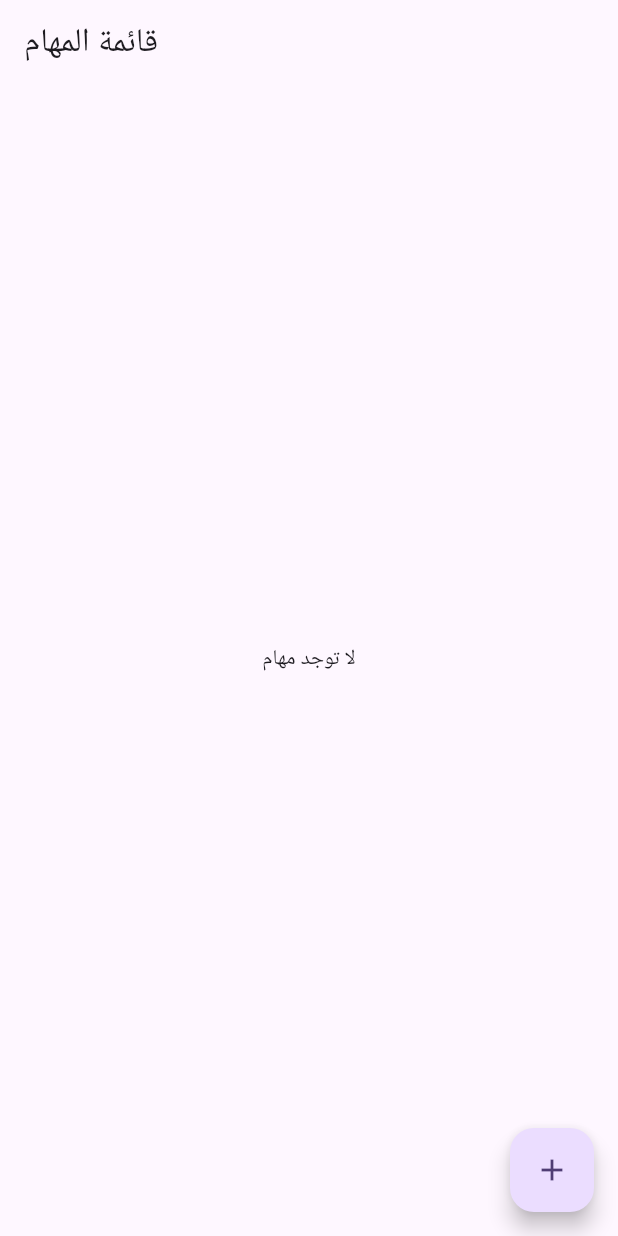
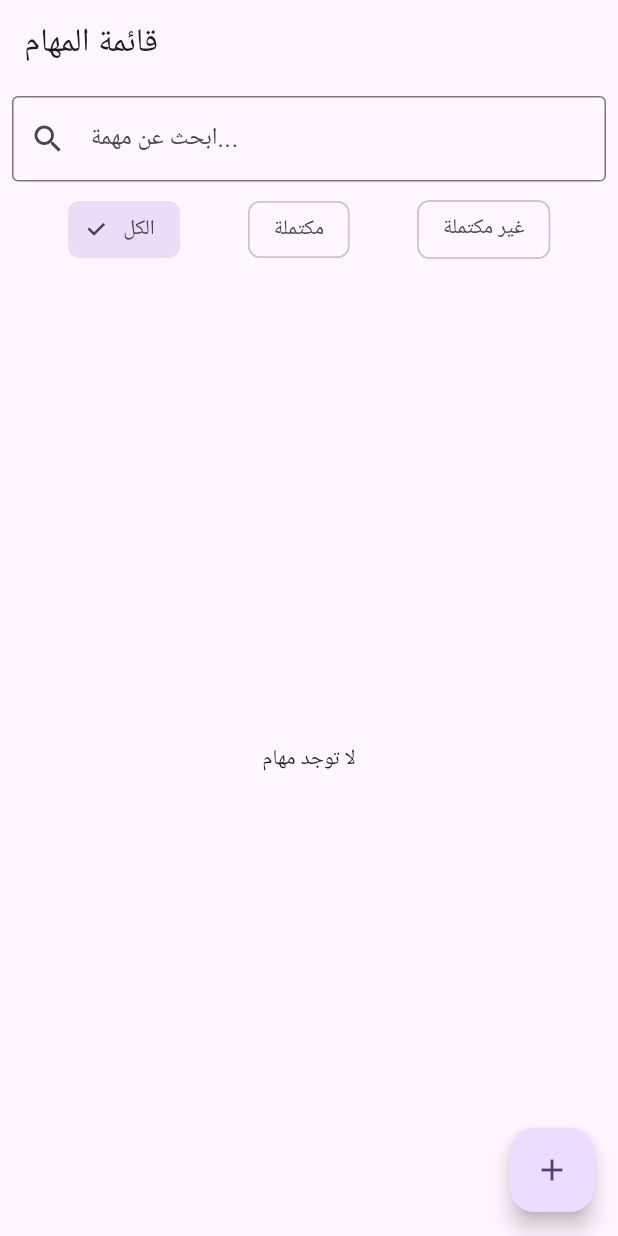
Before and after one commit to EnadAbulawi/ToDo-App-With-Getx, a Flutter app: the screen it shows after launch, on a phone screen of 412 x 824 dp. Run offline on Flutter 3.47's test engine with Material 3 defaults, Android fonts, the phone set to English and light mode, and no system bars; our stand-ins replace get, get_storage.

Commit message:
Add Search And Todo Filter

```diff
--- a/lib/controllers/todo_controller.dart
+++ b/lib/controllers/todo_controller.dart
@@ -1,12 +1,20 @@
 import 'package:get/get.dart';
 import 'package:todo_app_getx/models/todo.dart';
 import 'package:todo_app_getx/services/storage_service.dart';
+
+enum FilterStatus { all, completed, incomplete }
 
 class TodoController extends GetxController {
   // قائمة مهام تفاعلية
   var todos = <Todo>[].obs;
   // خدمة التخزين
   final StorageService _storage = StorageService();
+
+  //  حالة الفلترة (كل، مكتملة، غير مكتملة)
+  var filterStatus = FilterStatus.all.obs;
+
+  //  نص البحث
+  var searchQuery = ''.obs;
 
   @override
   void onInit() {
@@ -44,4 +52,23 @@ class TodoController extends GetxController {
 
   // حذف مهمة
   void deleteTodo(String id) => todos.removeWhere((t) => t.id == id);
+
+  //Getter لإرجاع المهام بعد تطبيق الفلترة والبحث
+  List<Todo> get filteredTodos {
+    return todos.where((t) {
+      // فلترة حسب الحالة
+      if (filterStatus.value == FilterStatus.completed && !t.done) {
+        return false;
+      }
+      if (filterStatus.value == FilterStatus.incomplete && t.done) {
+        return false;
+      }
+      // فلترة حسب نص البحث
+      if (searchQuery.value.isNotEmpty &&
+          !t.title.toLowerCase().contains(searchQuery.value.toLowerCase())) {
+        return false;
+      }
+      return true;
+    }).toList();
+  }
 }
--- a/lib/views/home_view.dart
+++ b/lib/views/home_view.dart
@@ -6,11 +6,52 @@ import 'package:todo_app_getx/routes/app_routes.dart';
 class HomeView extends GetView<TodoController> {
   @override
   Widget build(BuildContext context) {
-    return Scaffold(
+    return GestureDetector(
+      onTap: () => FocusScope.of(
+        context,
+      ).unfocus(), // لإغلاق لوحة المفاتيح عند النقر في أي مكان
+      child: Scaffold(
         appBar: AppBar(title: Text('قائمة المهام')),
-      body: Obx(() {
+        body: Column(
+          children: [
+            // ——— شريط البحث ———
+            Padding(
+              padding: const EdgeInsets.all(8.0),
+              child: TextField(
+                onChanged: controller.searchQuery,
+                decoration: InputDecoration(
+                  // labelText: 'بحث عن مهمة',
+                  hintText: 'ابحث عن مهمة...',
+                  prefixIcon: const Icon(Icons.search),
+                  border: OutlineInputBorder(),
+                ),
+              ),
+            ),
+
+            // ——— أزرار الفلترة ———
+            Obx(() {
+              return Row(
+                mainAxisAlignment: MainAxisAlignment.spaceEvenly,
+                children: FilterStatus.values.map((status) {
+                  final label = {
+                    FilterStatus.all: 'الكل',
+                    FilterStatus.completed: 'مكتملة',
+                    FilterStatus.incomplete: 'غير مكتملة',
+                  }[status]!;
+                  final selected = controller.filterStatus.value == status;
+                  return ChoiceChip(
+                    label: Text(label),
+                    selected: selected,
+                    onSelected: (_) => controller.filterStatus(status),
+                  );
+                }).toList(),
+              );
+            }),
+            const SizedBox(height: 12),
+            Expanded(
+              child: Obx(() {
                 final todos = controller
-            .todos; // Assuming you have a list of todos in the controller
+                    .filteredTodos; // Assuming you have a list of todos in the controller
                 if (todos.isEmpty) {
                   return Center(child: Text('لا توجد مهام'));
                 }
@@ -27,7 +68,8 @@ class HomeView extends GetView<TodoController> {
                           // --- Checkbox لتغيير حالة الإنجاز ---
                           Checkbox(
                             value: todo.done,
-                    onChanged: (value) => controller.toggleDone(todo.id),
+                            onChanged: (value) =>
+                                controller.toggleDone(todo.id),
                           ),
                           // --- زر الحذف ---
                           IconButton(
@@ -36,7 +78,8 @@ class HomeView extends GetView<TodoController> {
                               // Get.defaultDialog: طريقة GetX لعرض مربع حوار بسرعة
                               Get.defaultDialog(
                                 title: 'تأكيد الحذف',
-                        middleText: 'هل أنت متأكد أنك تريد حذف هذه المهمة؟',
+                                middleText:
+                                    'هل أنت متأكد أنك تريد حذف هذه المهمة؟',
                                 textConfirm: 'حذف',
                                 textCancel: 'إلغاء',
                                 confirmTextColor: Colors.white,
@@ -50,16 +93,21 @@ class HomeView extends GetView<TodoController> {
                           ),
                         ],
                       ),
-              onTap: () => Get.toNamed(AppRoutes.ADD_EDIT, arguments: todo),
+                      onTap: () =>
+                          Get.toNamed(AppRoutes.ADD_EDIT, arguments: todo),
                     );
                   },
                 );
               }),
+            ),
+          ],
+        ),
 
         floatingActionButton: FloatingActionButton(
           onPressed: () => Get.toNamed(AppRoutes.ADD_EDIT),
           child: Icon(Icons.add),
         ),
+      ),
     );
   }
 }
```
Lines whose indentation alone changed are shown as unchanged.
